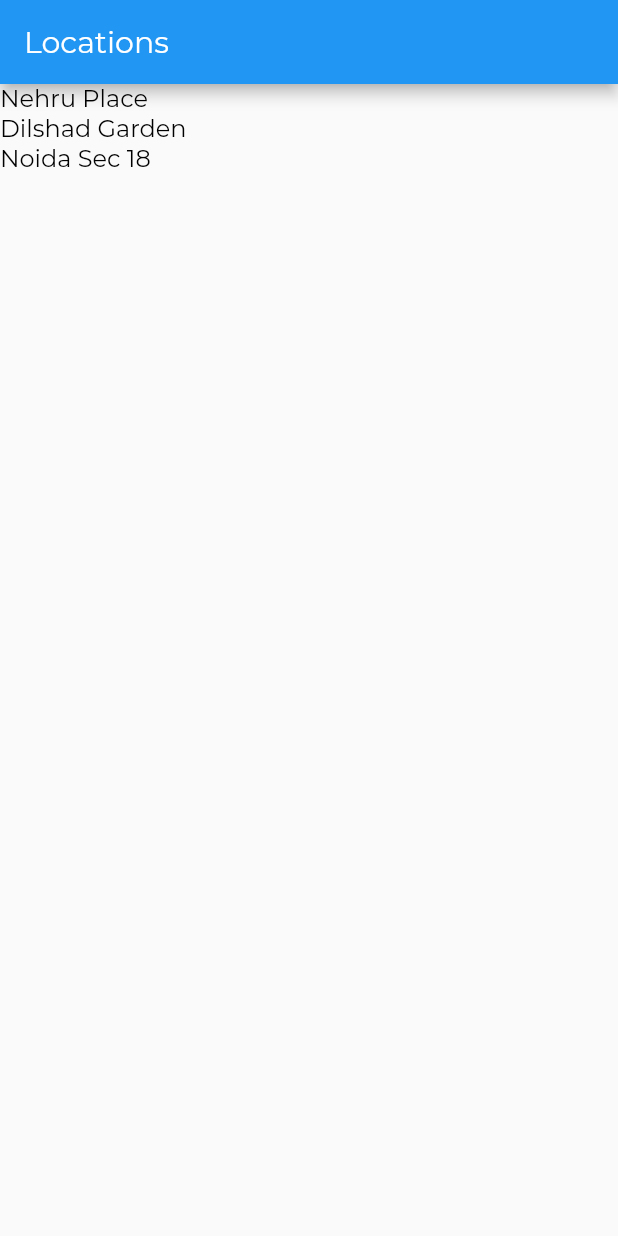
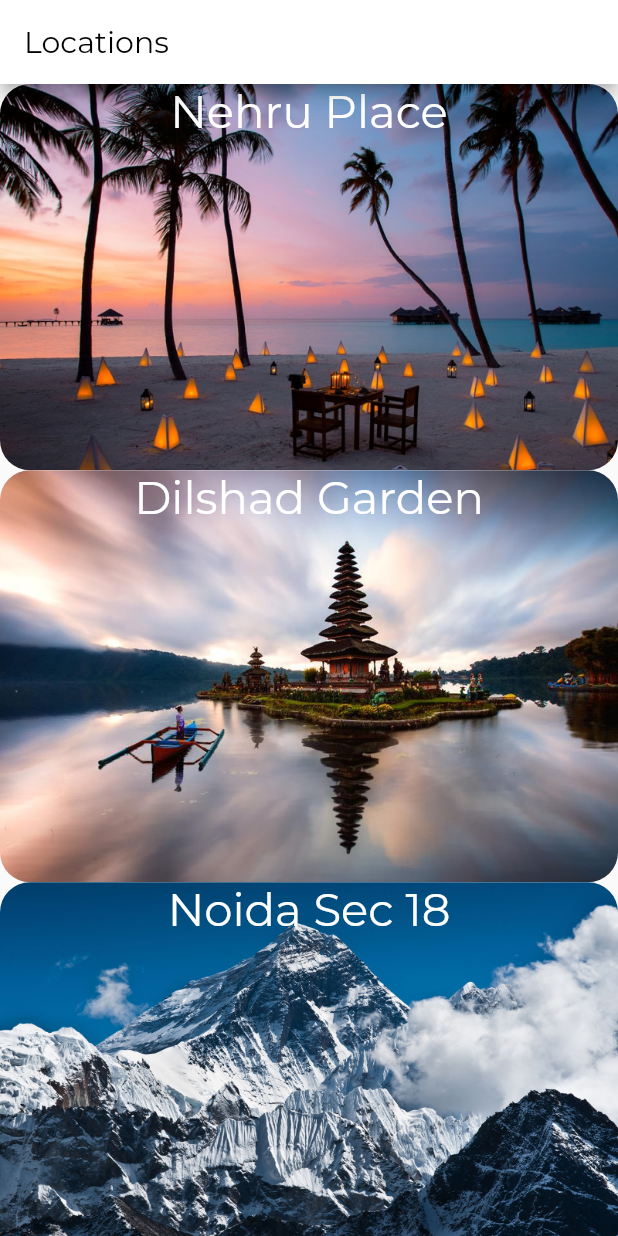
Before and after one commit to akshatsingh1718/destination-flutter, a Flutter app: the screen it shows after launch, on a phone screen of 412 x 824 dp. Run offline on Flutter 3.47's test engine with Material 2 defaults, Android fonts, the phone set to English and light mode, and no system bars.

```diff
--- a/lib/screens/locations/locations.dart
+++ b/lib/screens/locations/locations.dart
@@ -1,6 +1,7 @@
 import 'package:flutter/material.dart';
 import '../../app.dart';
 import '../../models/location.dart';
+import '../location_detail/image_banner.dart';
 
 class Locations extends StatelessWidget {
   @override
@@ -9,16 +10,59 @@ class Locations extends StatelessWidget {
 
     return Scaffold(
       appBar: AppBar(
-        title: Text('Locations'),
+        backgroundColor: Colors.white,
+        title: Text(
+          'Locations',
+          style: TextStyle(
+            color: Colors.black,
+          ),
+        ),
       ),
       body: ListView(
-        children: locations
-            .map((location) => GestureDetector(
-                  child: Text(location.name),
-                  onTap: () => _onLocationTap(context, location.id),
-                ))
-            .toList(),
-      ),
+          children: locations
+              .map((location) => Expanded(
+                    child: InkWell(
+                      onTap: () => _onLocationTap(context, location.id),
+                      child: Stack(
+                        children: <Widget>[
+                          ClipRRect(
+                            borderRadius:
+                                BorderRadius.all(Radius.circular(20.0)),
+                            child: Image.asset(
+                              location.imagePath,
+                            ),
+                          ),
+                          Center(
+                            child: Text(
+                              location.name,
+                              style:
+                                  TextStyle(fontSize: 30, color: Colors.white),
+                            ),
+                          ),
+                        ],
+                      ),
+                    ),
+                  ))
+              .toList()
+
+          //  GestureDetector(
+          //       child: Container(
+          //         padding: EdgeInsets.all(10),
+          //         child: Stack(children:<Widget>[
+          //           ClipRRect(
+          //           borderRadius: BorderRadius.all(Radius.circular(20.0)),
+          //           child: Image.asset(
+          //             location.imagePath,
+          //             height: 200,
+          //             width: 200,
+          //             fit: BoxFit.fitWidth,
+          //           ),
+          //         ),]
+          //       )
+          //       onTap: () => _onLocationTap(context, location.id),
+          //     ))
+          // .toList(),
+          ),
     );
   }
 
```
